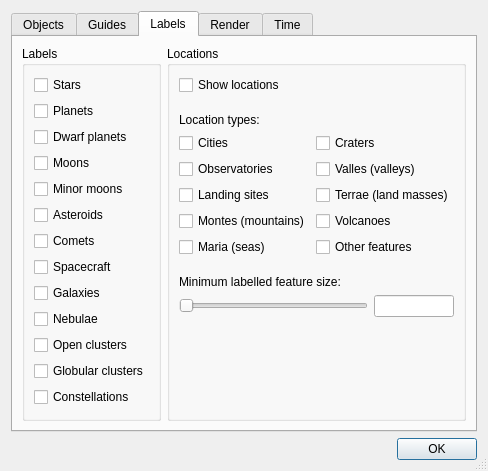
First picture: the form in src/celestia/qt/preferences.ui, repository CelestiaProject/Celestia, before the edit.
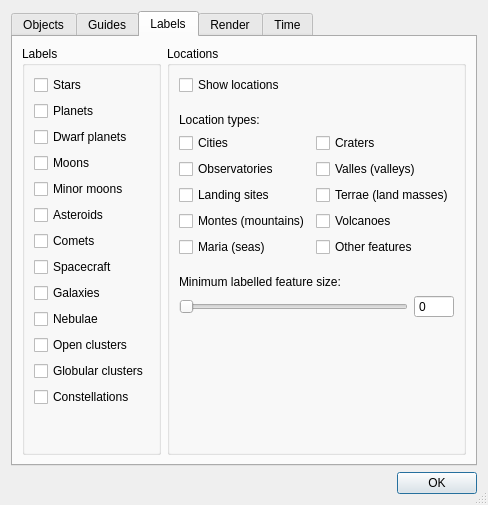
Second picture: the form after the edit. The open tabs and pages were chosen to show the change.

Commit message: [qt] Convert numeric feature size input to a spinbox

Diff of the .ui file:
```diff
--- a/src/celestia/qt/preferences.ui
+++ b/src/celestia/qt/preferences.ui
@@ -6,8 +6,8 @@
    <rect>
     <x>0</x>
     <y>0</y>
-    <width>456</width>
-    <height>409</height>
+    <width>479</width>
+    <height>505</height>
    </rect>
   </property>
   <property name="windowTitle">
@@ -749,7 +749,7 @@
              </widget>
             </item>
             <item>
-             <widget class="QLineEdit" name="featureSizeEdit">
+             <widget class="QSpinBox" name="featureSizeSpinBox">
               <property name="sizePolicy">
                <sizepolicy hsizetype="Preferred" vsizetype="Preferred">
                 <horstretch>0</horstretch>
@@ -758,21 +758,21 @@
               </property>
               <property name="minimumSize">
                <size>
-                <width>80</width>
+                <width>40</width>
                 <height>0</height>
                </size>
               </property>
-              <property name="maximumSize">
-               <size>
-                <width>80</width>
-                <height>16777215</height>
-               </size>
+              <property name="buttonSymbols">
+               <enum>QAbstractSpinBox::NoButtons</enum>
               </property>
-              <property name="inputMask">
-               <string>000; </string>
+              <property name="accelerated">
+               <bool>true</bool>
               </property>
-              <property name="text">
-               <string/>
+              <property name="correctionMode">
+               <enum>QAbstractSpinBox::CorrectToNearestValue</enum>
+              </property>
+              <property name="maximum">
+               <number>999</number>
               </property>
              </widget>
             </item>
```
The commit also changes 2 other files.
